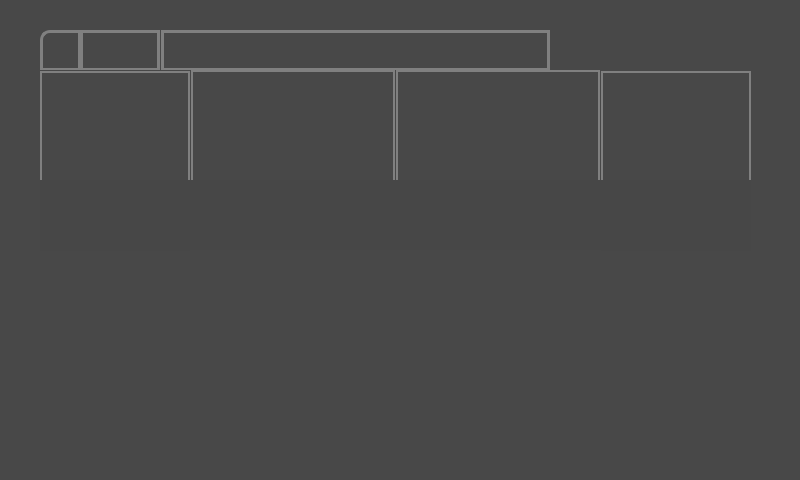
Qt form diagram_minut_form.ui (qt-raspberry/QT_Glazer_Furnance) before a commit.
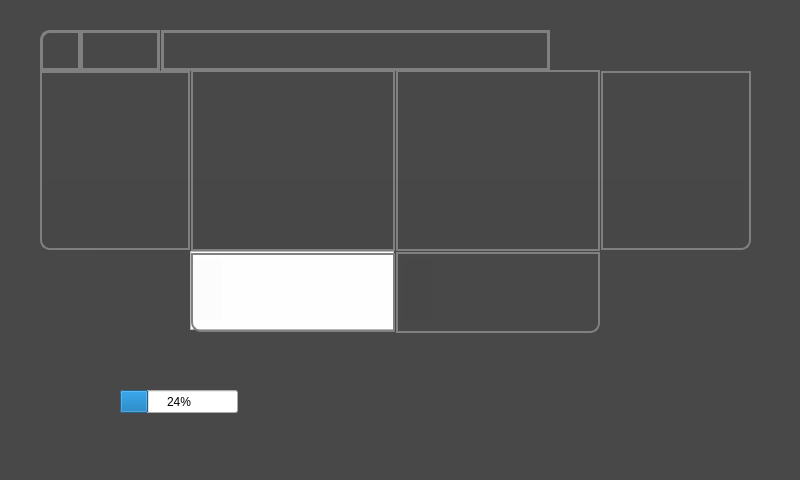
The same form after that commit. Icons and pictures are not drawn.

```diff
--- a/diagram_minut_form.ui
+++ b/diagram_minut_form.ui
@@ -17,7 +17,17 @@
    <double>1.000000000000000</double>
   </property>
   <property name="styleSheet">
-   <string notr="true">background-color: rgb(72, 72, 72);</string>
+   <string notr="true">#diagram_minut_form{
+background-color: rgb(72, 72, 72);
+}
+
+#lyaout_3 ,#hor_3, #hor_4 {
+background-color:rgba(72, 72, 72, 0.01);
+
+}
+#hor_3{
+background-color:rgba(72, 72, 72);
+}</string>
   </property>
   <widget class="QWidget" name="layoutWidget_3">
    <property name="geometry">
@@ -175,7 +185,7 @@
        </size>
       </property>
       <property name="styleSheet">
-       <string notr="true">border-style: solid ;
+       <string notr="true">background-color:rgba(72, 72, 72, 0.01);border-style: solid ;
 border: solid gray;
   border-width: 2px;
 /*border: 2px solid gray;
@@ -187,7 +197,7 @@
     <item>
      <widget class="QGraphicsView" name="graphicsView_2">
       <property name="styleSheet">
-       <string notr="true">border: 2px solid gray;
+       <string notr="true">background-color:rgba(72, 72, 72, 0.01);border: 2px solid gray;
 </string>
       </property>
      </widget>
@@ -195,7 +205,7 @@
     <item>
      <widget class="QGraphicsView" name="graphicsView_3">
       <property name="styleSheet">
-       <string notr="true">border: 2px solid gray;
+       <string notr="true">background-color:rgba(72, 72, 72, 0.01);border: 2px solid gray;
 </string>
       </property>
      </widget>
@@ -217,7 +227,80 @@
       <property name="styleSheet">
        <string notr="true">border: 2px solid gray;
 /*border-top-right-radius: 10px ;*/
-border-bottom-right-radius: 10px ;</string>
+border-bottom-right-radius: 10px ;
+
+background-color:rgba(72, 72, 72, 0.01);</string>
+      </property>
+     </widget>
+    </item>
+   </layout>
+  </widget>
+  <widget class="QWidget" name="layoutWidget">
+   <property name="geometry">
+    <rect>
+     <x>190</x>
+     <y>250</y>
+     <width>411</width>
+     <height>81</height>
+    </rect>
+   </property>
+   <layout class="QHBoxLayout" name="horizontalLayout_4">
+    <property name="spacing">
+     <number>1</number>
+    </property>
+    <item>
+     <widget class="QTextEdit" name="textEdit">
+      <property name="minimumSize">
+       <size>
+        <width>204</width>
+        <height>79</height>
+       </size>
+      </property>
+      <property name="maximumSize">
+       <size>
+        <width>204</width>
+        <height>79</height>
+       </size>
+      </property>
+      <property name="styleSheet">
+       <string notr="true">
+z-index:-1;
+border-image: url(:/Pictures/Qt menus/Arrow_key.gif);</string>
+      </property>
+     </widget>
+    </item>
+    <item>
+     <widget class="QLabel" name="label_74">
+      <property name="sizePolicy">
+       <sizepolicy hsizetype="Preferred" vsizetype="Preferred">
+        <horstretch>120</horstretch>
+        <verstretch>20</verstretch>
+       </sizepolicy>
+      </property>
+      <property name="minimumSize">
+       <size>
+        <width>204</width>
+        <height>20</height>
+       </size>
+      </property>
+      <property name="maximumSize">
+       <size>
+        <width>204</width>
+        <height>100</height>
+       </size>
+      </property>
+      <property name="autoFillBackground">
+       <bool>false</bool>
+      </property>
+      <property name="styleSheet">
+       <string notr="true">border-image: url(:/Pictures/Qt menus/Arrow_key.gif);
+</string>
+      </property>
+      <property name="text">
+       <string/>
+      </property>
+      <property name="margin">
+       <number>1111</number>
       </property>
      </widget>
     </item>
@@ -226,9 +309,9 @@
   <widget class="QWidget" name="layoutWidget_2">
    <property name="geometry">
     <rect>
-     <x>40</x>
+     <x>43</x>
      <y>180</y>
-     <width>711</width>
+     <width>702</width>
      <height>71</height>
     </rect>
    </property>
@@ -422,7 +505,7 @@
       </property>
       <property name="minimumSize">
        <size>
-        <width>50</width>
+        <width>70</width>
         <height>20</height>
        </size>
       </property>
@@ -466,7 +549,7 @@
       </property>
       <property name="minimumSize">
        <size>
-        <width>60</width>
+        <width>80</width>
         <height>20</height>
        </size>
       </property>
@@ -510,10 +593,16 @@
       </property>
       <property name="minimumSize">
        <size>
-        <width>138</width>
+        <width>100</width>
         <height>20</height>
        </size>
       </property>
+      <property name="maximumSize">
+       <size>
+        <width>100</width>
+        <height>16777215</height>
+       </size>
+      </property>
       <property name="styleSheet">
        <string notr="true">background-color:rgba(0, 0, 0, 0.01);</string>
       </property>
@@ -524,55 +613,121 @@
     </item>
    </layout>
   </widget>
-  <widget class="QWidget" name="">
+  <widget class="QWidget" name="horizontalLayoutWidget">
    <property name="geometry">
     <rect>
-     <x>190</x>
-     <y>250</y>
+     <x>192</x>
+     <y>254</y>
+     <width>241</width>
+     <height>71</height>
+    </rect>
+   </property>
+   <layout class="QHBoxLayout" name="hor_4">
+    <item>
+     <widget class="QLabel" name="label_2">
+      <property name="minimumSize">
+       <size>
+        <width>30</width>
+        <height>60</height>
+       </size>
+      </property>
+      <property name="maximumSize">
+       <size>
+        <width>30</width>
+        <height>60</height>
+       </size>
+      </property>
+      <property name="styleSheet">
+       <string notr="true">border-image: url(:/Pictures/Qt menus/TEMP2.gif);
+background-color:rgba(0, 0, 0, 0.01);</string>
+      </property>
+      <property name="text">
+       <string/>
+      </property>
+     </widget>
+    </item>
+    <item>
+     <spacer name="horizontalSpacer">
+      <property name="orientation">
+       <enum>Qt::Horizontal</enum>
+      </property>
+      <property name="sizeHint" stdset="0">
+       <size>
+        <width>158</width>
+        <height>20</height>
+       </size>
+      </property>
+     </spacer>
+    </item>
+    <item>
+     <widget class="QLabel" name="label_3">
+      <property name="minimumSize">
+       <size>
+        <width>30</width>
+        <height>60</height>
+       </size>
+      </property>
+      <property name="maximumSize">
+       <size>
+        <width>30</width>
+        <height>60</height>
+       </size>
+      </property>
+      <property name="styleSheet">
+       <string notr="true">border-image: url(:/Pictures/Qt menus/TEMP2.gif);
+background-color:rgba(0, 0, 0, 0.01);</string>
+      </property>
+      <property name="text">
+       <string/>
+      </property>
+     </widget>
+    </item>
+   </layout>
+  </widget>
+  <widget class="QWidget" name="layoutWidget_5">
+   <property name="geometry">
+    <rect>
+     <x>191</x>
+     <y>252</y>
      <width>411</width>
      <height>81</height>
     </rect>
    </property>
-   <layout class="QHBoxLayout" name="horizontalLayout_4">
+   <layout class="QHBoxLayout" name="horizontalLayout_7">
     <property name="spacing">
      <number>1</number>
     </property>
     <item>
-     <widget class="QLabel" name="label_73">
-      <property name="sizePolicy">
-       <sizepolicy hsizetype="Preferred" vsizetype="Preferred">
-        <horstretch>120</horstretch>
-        <verstretch>20</verstretch>
-       </sizepolicy>
-      </property>
+     <widget class="QTextEdit" name="textEdit_2">
       <property name="minimumSize">
        <size>
         <width>204</width>
-        <height>20</height>
+        <height>79</height>
        </size>
       </property>
       <property name="maximumSize">
        <size>
         <width>204</width>
-        <height>100</height>
+        <height>79</height>
        </size>
       </property>
-      <property name="autoFillBackground">
-       <bool>false</bool>
-      </property>
       <property name="styleSheet">
-       <string notr="true">border-image: url(:/Files/Arrow_key.gif);</string>
-      </property>
-      <property name="text">
-       <string/>
-      </property>
-      <property name="margin">
-       <number>1111</number>
+       <string notr="true">background-color:rgba(72, 72, 72, 0.01);/*border-image: url(:/Pictures/Qt menus/Arrow_key.gif);*/
+background-size:contain;
+background-size: auto;
+
+
+border-style: solid ;
+border: solid gray;
+  border-width: 2px;
+/*border: 2px solid gray;
+border-top-left-radius: 10px ;*/
+border-bottom-left-radius: 10px ;</string>
       </property>
      </widget>
     </item>
     <item>
-     <widget class="QLabel" name="label_74">
+     <widget class="QLabel" name="label_76">
       <property name="sizePolicy">
        <sizepolicy hsizetype="Preferred" vsizetype="Preferred">
         <horstretch>120</horstretch>
@@ -595,8 +750,17 @@
        <bool>false</bool>
       </property>
       <property name="styleSheet">
-       <string notr="true">border-image: url(:/Files/Arrow_key.gif);
-</string>
+       <string notr="true">/*border-image: url(:/Pictures/Qt menus/Arrow_key.gif);*/
+background-size:contain;
+background-size: auto;
+
+
+border-style: solid ;
+border: solid gray;
+  border-width: 2px;
+/*border: 2px solid gray;
+border-top-left-radius: 10px ;*/
+border-bottom-right-radius: 10px ;</string>
       </property>
       <property name="text">
        <string/>
@@ -608,6 +772,46 @@
     </item>
    </layout>
   </widget>
+  <widget class="QTextEdit" name="textEdit_3">
+   <property name="geometry">
+    <rect>
+     <x>100</x>
+     <y>251</y>
+     <width>91</width>
+     <height>79</height>
+    </rect>
+   </property>
+   <property name="styleSheet">
+    <string notr="true">
+background-color:rgba(72, 72, 72, 0.01);</string>
+   </property>
+  </widget>
+  <widget class="QLabel" name="label">
+   <property name="geometry">
+    <rect>
+     <x>40</x>
+     <y>250</y>
+     <width>54</width>
+     <height>79</height>
+    </rect>
+   </property>
+   <property name="text">
+    <string/>
+   </property>
+  </widget>
+  <widget class="QProgressBar" name="progressBar">
+   <property name="geometry">
+    <rect>
+     <x>120</x>
+     <y>390</y>
+     <width>118</width>
+     <height>23</height>
+    </rect>
+   </property>
+   <property name="value">
+    <number>24</number>
+   </property>
+  </widget>
  </widget>
  <resources/>
  <connections/>
```
Left out of the diff: 2 changed lines with no effect on the pictures.
